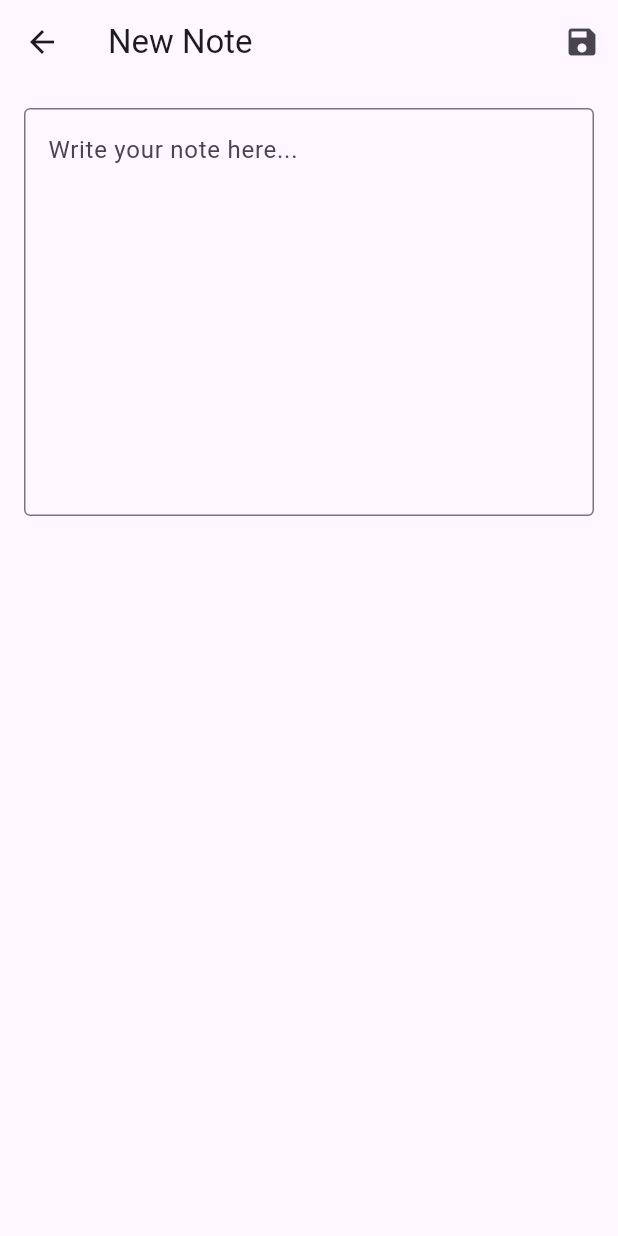
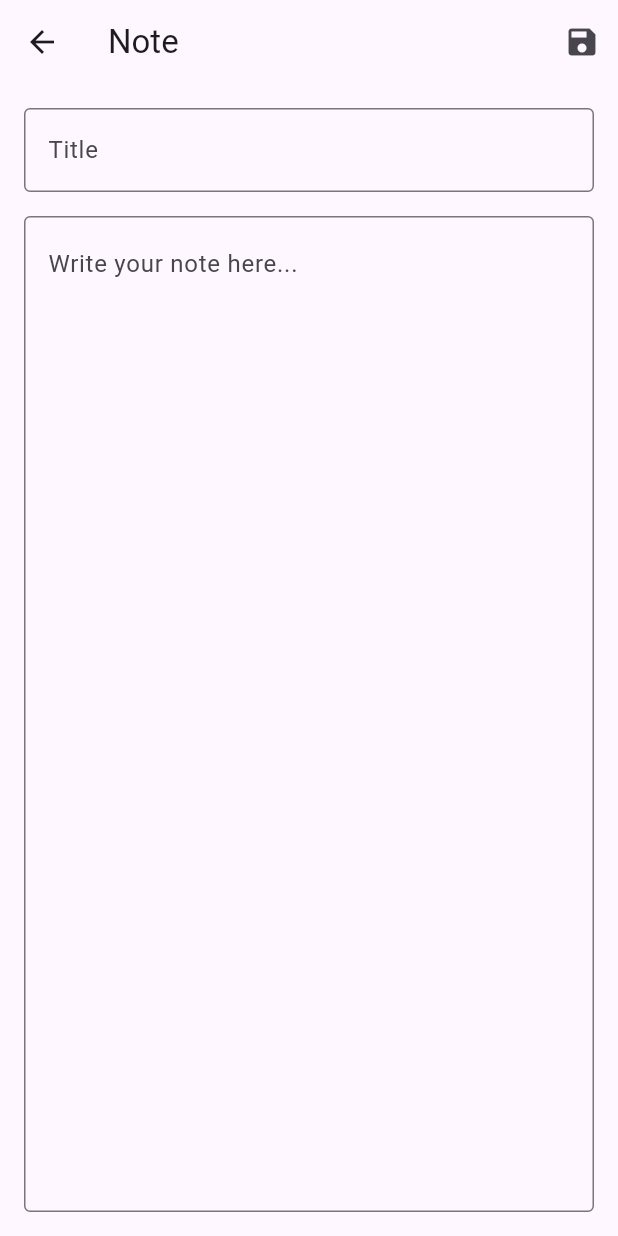
Before and after one commit to dev70022007/YourNotes, a Flutter app: the screen it shows after launch, after a tap on the "add" icon, on a phone screen of 412 x 824 dp. Run offline on Flutter 3.47's test engine with Material 3 defaults, Android fonts, the phone set to English and light mode, and no system bars; our stand-ins replace shared_preferences.

Commit message:
Add note titles and content

```diff
--- a/notes_app/lib/main.dart
+++ b/notes_app/lib/main.dart
@@ -1,3 +1,5 @@
+import 'dart:convert';
+
 import 'package:flutter/material.dart';
 import 'package:shared_preferences/shared_preferences.dart';
 
@@ -18,6 +20,21 @@ class YourNotes extends StatelessWidget {
   }
 }
 
+class Note {
+  String title;
+  String content;
+
+  Note({required this.title, required this.content});
+
+  Map<String, dynamic> toMap() {
+    return {'title': title, 'content': content};
+  }
+
+  factory Note.fromMap(Map<String, dynamic> map) {
+    return Note(title: map['title'], content: map['content']);
+  }
+}
+
 class HomeScreen extends StatefulWidget {
   const HomeScreen({super.key});
 
@@ -26,29 +43,40 @@ class HomeScreen extends StatefulWidget {
 }
 
 class _HomeScreenState extends State<HomeScreen> {
-  List<String> notes = [];
+  List<Note> notes = [];
 
-  // Save notes
   Future<void> saveNotes() async {
     final prefs = await SharedPreferences.getInstance();
 
-    await prefs.setStringList('notes', notes);
+    List<String> savedNotes = [];
+
+    for (Note note in notes) {
+      savedNotes.add(jsonEncode(note.toMap()));
+    }
+
+    await prefs.setStringList('notes', savedNotes);
   }
 
-  // Load notes
   Future<void> loadNotes() async {
     final prefs = await SharedPreferences.getInstance();
 
     final savedNotes = prefs.getStringList('notes');
 
     if (savedNotes != null) {
+      List<Note> loadedNotes = [];
+
+      for (String noteString in savedNotes) {
+        Map<String, dynamic> noteMap = jsonDecode(noteString);
+
+        loadedNotes.add(Note.fromMap(noteMap));
+      }
+
       setState(() {
-        notes = savedNotes;
+        notes = loadedNotes;
       });
     }
   }
 
-  // Runs when HomeScreen starts
   @override
   void initState() {
     super.initState();
@@ -67,19 +95,30 @@ class _HomeScreenState extends State<HomeScreen> {
             )
           : ListView.builder(
               itemCount: notes.length,
+
               itemBuilder: (context, index) {
                 return Card(
                   margin: const EdgeInsets.symmetric(
                     horizontal: 12,
                     vertical: 6,
                   ),
+
                   child: ListTile(
-                    title: Text(notes[index]),
+                    // Note title
+                    title: Text(notes[index].title),
+
+                    // Note content
+                    subtitle: Text(
+                      notes[index].content,
+                      maxLines: 2,
+                      overflow: TextOverflow.ellipsis,
+                    ),
 
                     // Edit note
                     onTap: () async {
                       final editedNote = await Navigator.push(
                         context,
+
                         MaterialPageRoute(
                           builder: (context) =>
                               NoteScreen(existingNote: notes[index]),
@@ -98,6 +137,7 @@ class _HomeScreenState extends State<HomeScreen> {
                     // Delete note
                     trailing: IconButton(
                       icon: const Icon(Icons.delete),
+
                       onPressed: () async {
                         setState(() {
                           notes.removeAt(index);
@@ -111,11 +151,11 @@ class _HomeScreenState extends State<HomeScreen> {
               },
             ),
 
-      // Add new note
       floatingActionButton: FloatingActionButton(
         onPressed: () async {
           final savedNote = await Navigator.push(
             context,
+
             MaterialPageRoute(builder: (context) => const NoteScreen()),
           );
 
@@ -127,6 +167,7 @@ class _HomeScreenState extends State<HomeScreen> {
             await saveNotes();
           }
         },
+
         child: const Icon(Icons.add),
       ),
     );
@@ -134,7 +175,7 @@ class _HomeScreenState extends State<HomeScreen> {
 }
 
 class NoteScreen extends StatefulWidget {
-  final String? existingNote;
+  final Note? existingNote;
 
   const NoteScreen({super.key, this.existingNote});
 
@@ -143,18 +184,26 @@ class NoteScreen extends StatefulWidget {
 }
 
 class _NoteScreenState extends State<NoteScreen> {
-  final TextEditingController noteController = TextEditingController();
+  final TextEditingController titleController = TextEditingController();
+
+  final TextEditingController contentController = TextEditingController();
 
   @override
   void initState() {
     super.initState();
 
-    noteController.text = widget.existingNote ?? '';
+    if (widget.existingNote != null) {
+      titleController.text = widget.existingNote!.title;
+
+      contentController.text = widget.existingNote!.content;
+    }
   }
 
   @override
   void dispose() {
-    noteController.dispose();
+    titleController.dispose();
+
+    contentController.dispose();
 
     super.dispose();
   }
@@ -163,12 +212,20 @@ class _NoteScreenState extends State<NoteScreen> {
   Widget build(BuildContext context) {
     return Scaffold(
       appBar: AppBar(
-        title: const Text('New Note'),
+        title: const Text('Note'),
+
         actions: [
           IconButton(
             onPressed: () {
-              Navigator.pop(context, noteController.text);
+              final note = Note(
+                title: titleController.text,
+
+                content: contentController.text,
+              );
+
+              Navigator.pop(context, note);
             },
+
             icon: const Icon(Icons.save),
           ),
         ],
@@ -177,13 +234,37 @@ class _NoteScreenState extends State<NoteScreen> {
       body: Padding(
         padding: const EdgeInsets.all(16),
 
-        child: TextField(
-          controller: noteController,
-          decoration: const InputDecoration(
-            hintText: 'Write your note here...',
-            border: OutlineInputBorder(),
-          ),
-          maxLines: 10,
+        child: Column(
+          children: [
+            TextField(
+              controller: titleController,
+
+              decoration: const InputDecoration(
+                hintText: 'Title',
+
+                border: OutlineInputBorder(),
+              ),
+            ),
+
+            const SizedBox(height: 16),
+            Expanded(
+              child: TextField(
+                controller: contentController,
+
+                decoration: const InputDecoration(
+                  hintText: 'Write your note here...',
+
+                  border: OutlineInputBorder(),
+                ),
+
+                maxLines: null,
+
+                expands: true,
+
+                textAlignVertical: TextAlignVertical.top,
+              ),
+            ),
+          ],
         ),
       ),
     );
```
